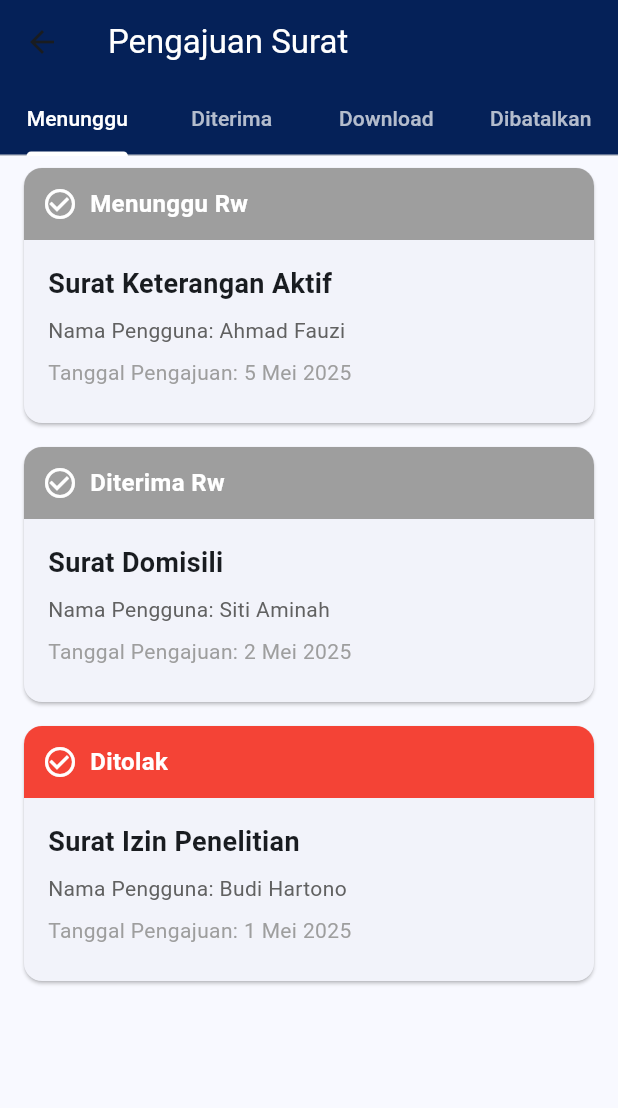
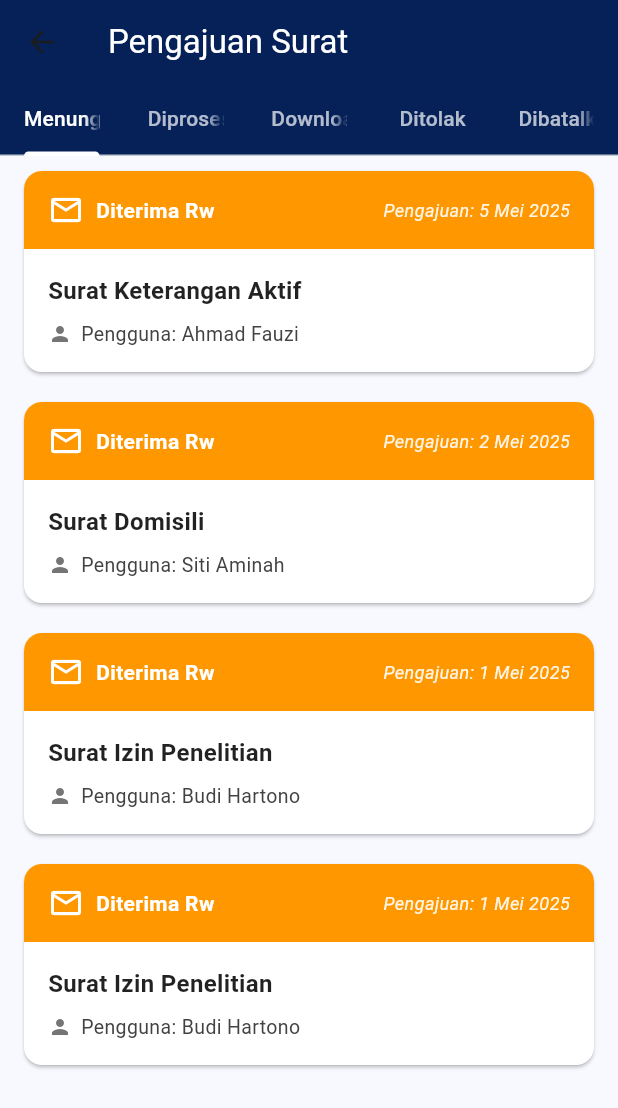
Before and after one commit to Tech-Evolution-Nexus/sibadeanmobfix2, a Flutter app: the PengajuanPage screen opened directly, on a phone screen of 412 x 824 dp. Shown: the top 1108 px of the screen. Run offline on Flutter 3.47's test engine with Material 3 defaults, Android fonts, the phone set to English and light mode, and no system bars; our stand-ins replace dio, file_picker, gap, hexcolor, image_picker, shared_preferences; accounts and stored records are empty.

Commit message:
change ui riwayat Pengajuan

```diff
--- a/lib/views/dashboard_comunity/dashboard/dashboard_warga.dart
+++ b/lib/views/dashboard_comunity/dashboard/dashboard_warga.dart
@@ -147,8 +147,8 @@ class _DashboardContentState extends State<DashboardContent> {
       decoration: BoxDecoration(
         color: lightColorScheme.primary,
         borderRadius: const BorderRadius.only(
-          bottomLeft: Radius.circular(30),
-          bottomRight: Radius.circular(30),
+          bottomLeft: Radius.circular(12),
+          bottomRight: Radius.circular(12),
         ),
       ),
     );
@@ -220,17 +220,22 @@ class _DashboardContentState extends State<DashboardContent> {
           ),
           SizedBox(height: verticalPadding),
           Row(
-            mainAxisAlignment: MainAxisAlignment.spaceAround,
+            mainAxisAlignment: MainAxisAlignment
+                .spaceAround, // bisa dihapus karena Expanded akan mengatur lebar
             children: [
-              _statusItem('Menunggu persetujuan', '20', isSmall),
+              Expanded(
+                child: _statusItem('Menunggu persetujuan', '20', isSmall),
+              ),
               Container(
                 width: 1,
                 height: height * 0.04,
                 color: Colors.grey[300],
               ),
-              _statusItem('Selesai', '20', isSmall),
+              Expanded(
+                child: _statusItem('Selesai', '20', isSmall),
+              ),
             ],
-          ),
+          )
         ],
       ),
     );
--- a/lib/views/dashboard_comunity/pengajuan/riwayat_pengajuan.dart
+++ b/lib/views/dashboard_comunity/pengajuan/riwayat_pengajuan.dart
@@ -19,19 +19,25 @@ class _PengajuanPageState extends State<PengajuanPage>
       'namaPengguna': 'Ahmad Fauzi',
       'namaSurat': 'Surat Keterangan Aktif',
       'tanggal': '5 Mei 2025',
-      'status': 'Menunggu Rw',
+      'status': 'di_terima_rw',
     },
     {
       'namaPengguna': 'Siti Aminah',
       'namaSurat': 'Surat Domisili',
       'tanggal': '2 Mei 2025',
-      'status': 'Diterima Rw',
+      'status': 'di_terima_rw',
     },
     {
       'namaPengguna': 'Budi Hartono',
       'namaSurat': 'Surat Izin Penelitian',
       'tanggal': '1 Mei 2025',
-      'status': 'Ditolak',
+      'status': 'di_terima_rw',
+    },
+    {
+      'namaPengguna': 'Budi Hartono',
+      'namaSurat': 'Surat Izin Penelitian',
+      'tanggal': '1 Mei 2025',
+      'status': 'di_terima_rw',
     },
   ];
   List<PengajuanSurat>? pengajuanModel;
@@ -40,7 +46,7 @@ class _PengajuanPageState extends State<PengajuanPage>
   void initState() {
     super.initState();
     fetchData();
-    _tabController = TabController(length: 4, vsync: this);
+    _tabController = TabController(length: 5, vsync: this);
   }
 
   @override
@@ -74,13 +80,17 @@ class _PengajuanPageState extends State<PengajuanPage>
   Widget buildStatusText(String? status) {
     Color color;
     switch (status?.toLowerCase()) {
-      case 'diterima':
+      case 'selesai':
         color = Colors.green;
         break;
       case 'ditolak':
         color = Colors.red;
         break;
-      case 'diproses':
+      case 'pending':
+        color = Colors.grey;
+        break;
+      case 'di_terima_rw':
+      case 'di_terima_rt':
         color = Colors.orange;
         break;
       default:
@@ -95,19 +105,37 @@ class _PengajuanPageState extends State<PengajuanPage>
 
   Color getHeaderColor(String status) {
     switch (status) {
-      case 'Diterima':
+      case 'selesai':
         return Colors.green;
-      case 'Ditolak':
+      case 'ditolak':
         return Colors.red;
-      case 'Diproses':
+      case 'pending':
+        return Colors.grey;
+      case 'di_terima_rw':
+      case 'di_terima_rt':
         return Colors.orange;
       default:
         return Colors.grey;
     }
   }
 
+  String formatStatus(String status) {
+    switch (status) {
+      case 'selesai':
+        return "Selesai";
+      case 'ditolak':
+        return "Ditolak";
+      case 'pending':
+        return "Menunggu";
+      case 'di_terima_rw':
+      case 'di_terima_rt':
+        return "Diterima Rw";
+      default:
+        return "Menunggu";
+    }
+  }
+
   Widget statusSurat(String tabTitle) {
-    // print(pengajuanModel);
     return ListView.builder(
       itemCount: daftarSurat.length,
       itemBuilder: (context, index) {
@@ -115,52 +143,58 @@ class _PengajuanPageState extends State<PengajuanPage>
         Color headerColor = getHeaderColor(surat['status'] ?? "");
 
         return Card(
-          margin: const EdgeInsets.symmetric(vertical: 8, horizontal: 16),
-          // elevation: 5,
+          color: Colors.white,
+          margin: const EdgeInsets.symmetric(vertical: 10, horizontal: 16),
+          elevation: 1,
           shape:
               RoundedRectangleBorder(borderRadius: BorderRadius.circular(12)),
+          clipBehavior: Clip.antiAlias,
           child: InkWell(
             onTap: () {
-              // Aksi saat card ditekan (misalnya, menampilkan detail)
               ScaffoldMessenger.of(context).showSnackBar(
                 SnackBar(content: Text('Surat ${surat['namaSurat']} ditekan')),
               );
             },
-            child: Padding(
-              padding: const EdgeInsets.all(0),
             child: Column(
               crossAxisAlignment: CrossAxisAlignment.start,
               children: [
-                  // Header dengan status dan ikon
+                // Header
                 Container(
                   width: double.infinity,
-                    padding: const EdgeInsets.all(12),
+                  padding:
+                      const EdgeInsets.symmetric(vertical: 14, horizontal: 16),
                   decoration: BoxDecoration(
                     color: headerColor,
-                      borderRadius: BorderRadius.only(
-                        topLeft: Radius.circular(12),
-                        topRight: Radius.circular(12),
-                      ),
                   ),
                   child: Row(
                     children: [
                       Icon(
-                          Icons.check_circle_outline, // Ikon default
+                        Icons.mail_outline,
                         color: Colors.white,
                       ),
                       SizedBox(width: 8),
                       Text(
-                          '${surat['status']}',
+                        '${formatStatus(surat['status'] ?? "")}',
                         style: TextStyle(
                           color: Colors.white,
-                            fontWeight: FontWeight.bold,
-                            fontSize: 16,
+                          fontWeight: FontWeight.w600,
+                          fontSize: 14,
+                        ),
+                      ),
+                      Spacer(),
+                      Text(
+                        'Pengajuan: ${surat['tanggal']}',
+                        style: TextStyle(
+                          fontSize: 12,
+                          color: Colors.white.withOpacity(0.9),
+                          fontStyle: FontStyle.italic,
                         ),
                       ),
                     ],
                   ),
                 ),
-                  // Body card dengan data surat
+
+                // Body
                 Padding(
                   padding: const EdgeInsets.all(16),
                   child: Column(
@@ -169,26 +203,31 @@ class _PengajuanPageState extends State<PengajuanPage>
                       Text(
                         '${surat['namaSurat']}',
                         style: TextStyle(
-                              fontSize: 18, fontWeight: FontWeight.w600),
+                          fontSize: 16,
+                          fontWeight: FontWeight.w700,
+                          color: Colors.black87,
+                        ),
                       ),
                       SizedBox(height: 8),
-                        Text(
-                          'Nama Pengguna: ${surat['namaPengguna']}',
-                          style:
-                              TextStyle(fontSize: 14, color: Colors.grey[700]),
+                      Row(
+                        children: [
+                          Icon(Icons.person, size: 16, color: Colors.grey[600]),
+                          SizedBox(width: 6),
+                          Expanded(
+                            child: Text(
+                              'Pengguna: ${surat['namaPengguna']}',
+                              style: TextStyle(
+                                fontSize: 13,
+                                color: Colors.grey[800],
                               ),
-                        SizedBox(height: 8),
-                        Text(
-                          'Tanggal Pengajuan: ${surat['tanggal']}',
-                          style:
-                              TextStyle(fontSize: 14, color: Colors.grey[500]),
                             ),
-                        SizedBox(height: 8),
+                          ),
+                        ],
+                      ),
                     ],
                   ),
                 ),
               ],
-              ),
             ),
           ),
         );
@@ -209,8 +248,9 @@ class _PengajuanPageState extends State<PengajuanPage>
           indicatorColor: Colors.white,
           tabs: [
             Tab(text: "Menunggu"),
-            Tab(text: "Diterima"),
+            Tab(text: "Diproses"),
             Tab(text: "Download"),
+            Tab(text: "Ditolak"),
             Tab(text: "Dibatalkan"),
           ],
         ),
@@ -219,8 +259,9 @@ class _PengajuanPageState extends State<PengajuanPage>
         controller: _tabController,
         children: [
           statusSurat("Menunggu"),
-          statusSurat("Diterima"),
+          statusSurat("Diproses"),
           statusSurat("Download"),
+          statusSurat("Ditolak"),
           statusSurat("Dibatalkan"),
         ],
       ),
```
Lines whose indentation alone changed are shown as unchanged.
